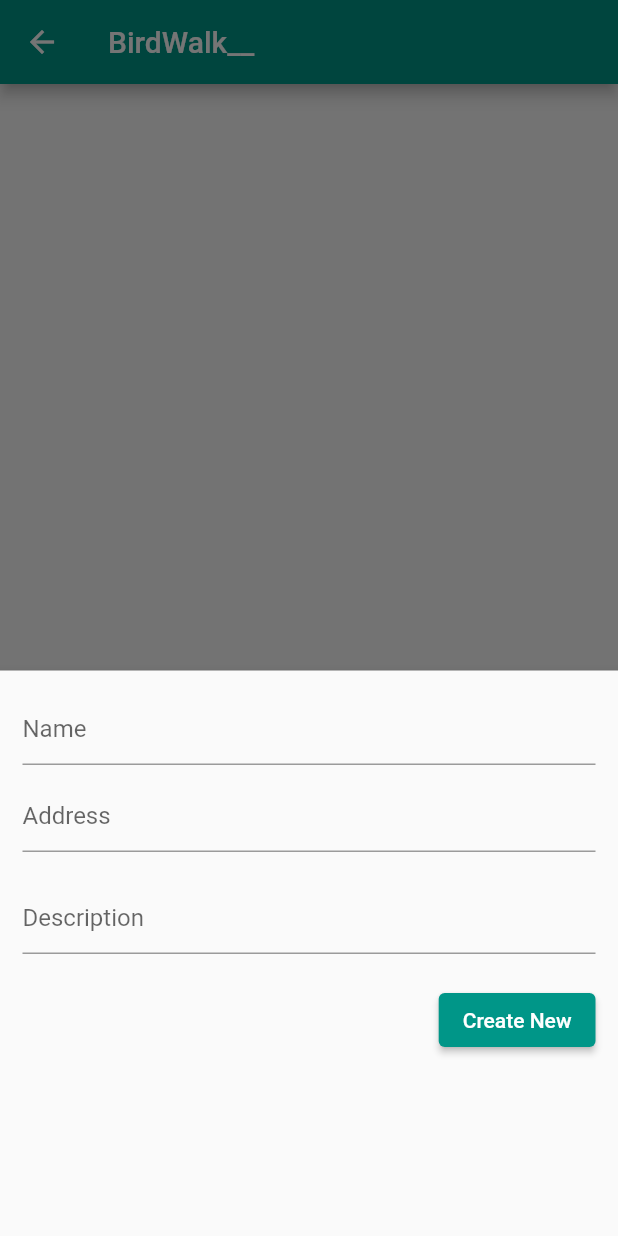
After one commit to ikaru-25/bird_walk, a Flutter app: the AreaListPage screen opened directly, after a tap on the "add" icon, on a phone screen of 412 x 824 dp. The commit adds this screen. Run offline on Flutter 3.47's test engine with Material 2 defaults, Android fonts, the phone set to English and light mode, and no system bars; our stand-ins replace firebase_auth, firebase_core, sqflite; accounts and stored records are empty.

Commit message:
ログイン画面追加
ホーム画面だったエリア一覧はログイン後の画面に移動

```diff
--- /dev/null
+++ b/lib/area_list_page.dart
@@ -0,0 +1,184 @@
+import 'package:flutter/material.dart';
+import 'model/field.dart';
+
+class AreaListPage extends StatefulWidget {
+  const AreaListPage({Key? key}) : super(key: key);
+
+  @override
+  _AreaListPageState createState() => _AreaListPageState();
+}
+
+class _AreaListPageState extends State<AreaListPage> {
+  List<Map<String, dynamic>> _fields = [];
+
+  bool _isLoading = true;
+  // This function is used to fetch all data from the database
+  void _refreshFieldList() async {
+    final data = await FieldTBL.getFields();
+    setState(() {
+      _fields = data;
+      _isLoading = false;
+    });
+  }
+
+  // wigetが作成されたタイミングの処理
+  @override
+  void initState() {
+    super.initState();
+    _refreshFieldList(); // Loading the diary when the app starts
+  }
+
+  final TextEditingController _fieldNameController = TextEditingController();
+  final TextEditingController _addressController = TextEditingController();
+  final TextEditingController _descriptionController = TextEditingController();
+
+  // This function will be triggered when the floating button is pressed
+  // It will also be triggered when you want to update an item
+  void _showForm(int? id) async {
+    if (id != null) {
+      // id == null -> create new item
+      // id != null -> update an existing item
+      final existingJournal =
+          _fields.firstWhere((element) => element['id'] == id);
+      _fieldNameController.text = existingJournal['name'];
+      _descriptionController.text = existingJournal['description'];
+    }
+
+    showModalBottomSheet(
+        context: context,
+        elevation: 5,
+        isScrollControlled: true,
+        builder: (_) => Container(
+              padding: EdgeInsets.only(
+                top: 15,
+                left: 15,
+                right: 15,
+                // this will prevent the soft keyboard from covering the text fields
+                bottom: MediaQuery.of(context).viewInsets.bottom + 120,
+              ),
+              child: Column(
+                mainAxisSize: MainAxisSize.min,
+                crossAxisAlignment: CrossAxisAlignment.end,
+                children: [
+                  TextField(
+                    controller: _fieldNameController,
+                    decoration: const InputDecoration(hintText: 'Name'),
+                  ),
+                  const SizedBox(
+                    height: 10,
+                  ),
+                  TextField(
+                    controller: _addressController,
+                    decoration: const InputDecoration(hintText: 'Address'),
+                  ),
+                  const SizedBox(
+                    height: 20,
+                  ),
+                  TextField(
+                    controller: _descriptionController,
+                    decoration: const InputDecoration(hintText: 'Description'),
+                  ),
+                  const SizedBox(
+                    height: 20,
+                  ),
+                  ElevatedButton(
+                    onPressed: () async {
+                      // Save new journal
+                      if (id == null) {
+                        await _addField();
+                      }
+
+                      if (id != null) {
+                        await _updateField(id);
+                      }
+
+                      // Clear the text fields
+                      _fieldNameController.text = '';
+                      _addressController.text = '';
+                      _descriptionController.text = '';
+
+                      // Close the bottom sheet
+                      Navigator.of(context).pop();
+                    },
+                    child: Text(id == null ? 'Create New' : 'Update'),
+                  )
+                ],
+              ),
+            ));
+  }
+
+// Insert
+  Future<void> _addField() async {
+    await FieldTBL.createField(_fieldNameController.text,
+        _addressController.text, _descriptionController.text);
+    _refreshFieldList();
+  }
+
+  // Update
+  Future<void> _updateField(int id) async {
+    await FieldTBL.updateField(id, _fieldNameController.text,
+        _addressController.text, _descriptionController.text);
+    _refreshFieldList();
+  }
+
+  // Delete
+  void _deleteField(int id) async {
+    await FieldTBL.deleteField(id);
+    ScaffoldMessenger.of(context).showSnackBar(const SnackBar(
+      content: Text('Successfully deleted a journal!'),
+    ));
+    _refreshFieldList();
+  }
+
+  @override
+  Widget build(BuildContext context) {
+    return Scaffold(
+      appBar: AppBar(
+        title: const Text('BirdWalk__'),
+      ),
+      body: _isLoading
+          ? const Center(
+              child: CircularProgressIndicator(),
+            )
+          : ListView.builder(
+              itemCount: _fields.length,
+              itemBuilder: (context, index) => Card(
+                color: Colors.teal[200],
+                margin: const EdgeInsets.all(15),
+                child: ListTile(
+                    leading: CircleAvatar(
+                      backgroundImage: AssetImage("assets/aioiyama.JPG"),
+                    ),
+                    title: Text(_fields[index]['name']),
+                    subtitle: Text(_fields[index]['description']),
+                    onTap: () {
+                      // Navigator.push(
+                      //   context,
+                      //   MaterialPageRoute(builder: (context) => AreaListPage()),
+                      // );
+                    },
+                    trailing: SizedBox(
+                      width: 100,
+                      child: Row(
+                        children: [
+                          IconButton(
+                            icon: const Icon(Icons.edit),
+                            onPressed: () => _showForm(_fields[index]['id']),
+                          ),
+                          IconButton(
+                            icon: const Icon(Icons.delete),
+                            onPressed: () => _deleteField(_fields[index]['id']),
+                          ),
+                        ],
+                      ),
+                      // ),
+                    )),
+              ),
+            ),
+      floatingActionButton: FloatingActionButton(
+        child: const Icon(Icons.add),
+        onPressed: () => _showForm(null),
+      ),
+    );
+  }
+}
```
Also changed, not shown: lib/main.dart (+79 -165 lines), pubspec.yaml (+5 -7 lines), lib/firebase_options.dart (added), pubspec.lock, 2 other files.
